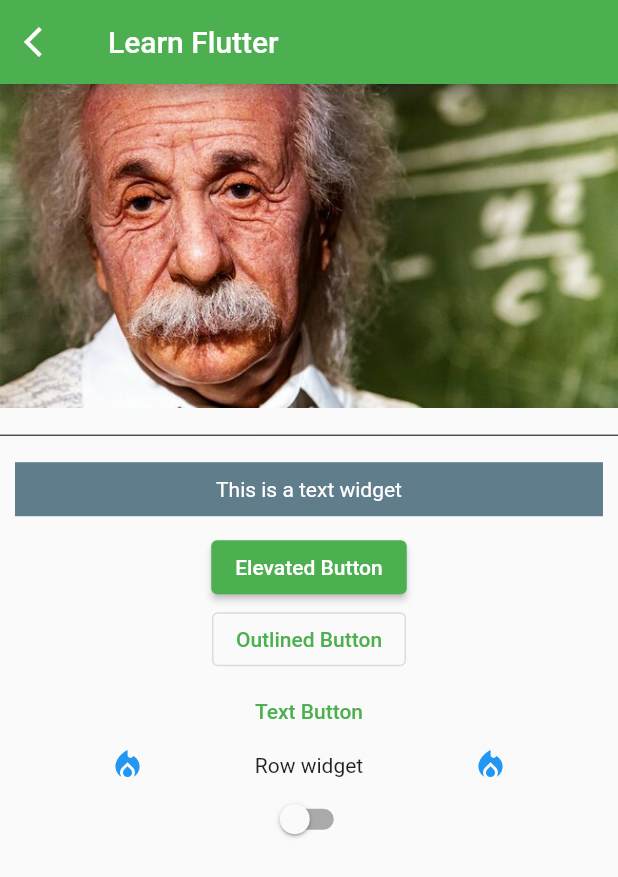
After one commit to abe-masafumi/flutter-playgrounds, a Flutter app: the screen it shows after launch, after a tap on "Learn Flutter", on a phone screen of 412 x 824 dp. The commit adds this screen. Shown: the top 877 px of the screen. Run offline on Flutter 3.47's test engine with Material 2 defaults, Android fonts, the phone set to English and light mode, and no system bars.

Commit message:
widgetの使い方、buttonの種類

```diff
--- /dev/null
+++ b/lib/heme_page.dart
@@ -0,0 +1,22 @@
+import 'package:flutter/material.dart';
+import 'package:flutterstudy/learn_flutter_page.dart';
+
+class HomePage extends StatelessWidget {
+  const HomePage({Key key}) : super(key: key);
+
+  @override
+  Widget build(BuildContext context) {
+    return Center(
+      child: ElevatedButton(
+        onPressed: () {
+          Navigator.of(context).push(
+            MaterialPageRoute(builder: (BuildContext context) {
+              return const LearnFlutterPage();
+            }),
+          );
+        },
+        child: const Text('Learn Flutter'),
+      ),
+    );
+  }
+}
--- /dev/null
+++ b/lib/learn_flutter_page.dart
@@ -0,0 +1,95 @@
+import 'package:flutter/material.dart';
+
+class LearnFlutterPage extends StatefulWidget {
+  const LearnFlutterPage({Key key}) : super(key: key);
+
+  @override
+  State<LearnFlutterPage> createState() => _LearnFlutterPageState();
+}
+
+class _LearnFlutterPageState extends State<LearnFlutterPage> {
+  bool isSwitch = false;
+  @override
+  Widget build(BuildContext context) {
+    return Scaffold(
+      appBar: AppBar(
+        title: const Text('Learn Flutter'),
+        automaticallyImplyLeading: false,
+        leading: IconButton(
+          onPressed: () {
+            Navigator.of(context).pop();
+          },
+          icon: const Icon(Icons.arrow_back_ios),
+        ),
+      ),
+      body: Column(
+        children: [
+          Image.asset('images/pic001.jpeg'),
+          const SizedBox(
+            height: 10,
+          ),
+          const Divider(
+            color: Colors.black,
+          ),
+          Container(
+            margin: const EdgeInsets.all(10.0),
+            padding: const EdgeInsets.all(10.0),
+            color: Colors.blueGrey,
+            width: double.infinity,
+            child: const Center(
+              child: Text(
+                'This is a text widget',
+                style: TextStyle(
+                  color: Colors.white,
+                ),
+              ),
+            ),
+          ),
+          ElevatedButton(
+            onPressed: () {
+              debugPrint('Elevated Buttonが押されました');
+            },
+            child: const Text('Elevated Button'),
+          ),
+          OutlinedButton(
+            onPressed: () {
+              debugPrint('Outlined Buttonが押されました');
+            },
+            child: const Text('Outlined Button'),
+          ),
+          TextButton(
+            onPressed: () {
+              debugPrint('Text Buttonが押されました');
+            },
+            child: const Text('Text Button'),
+          ),
+          GestureDetector(
+            behavior: HitTestBehavior.opaque,
+            onTap: () {
+              debugPrint('このブロックがTapされました');
+            },
+            child: Row(
+              mainAxisAlignment: MainAxisAlignment.spaceEvenly,
+              children: const [
+                Icon(
+                  Icons.local_fire_department,
+                  color: Colors.blue,
+                ),
+                Text('Row widget'),
+                Icon(
+                  Icons.local_fire_department,
+                  color: Colors.blue,
+                ),
+              ],
+            ),
+          ),
+          Switch(value: isSwitch, onChanged: (bool newBool){
+            setState(() {
+              isSwitch = newBool;
+            });
+          })
+        ],
+      ),
+    );
+  }
+}
--- a/lib/main.dart
+++ b/lib/main.dart
@@ -1,7 +1,5 @@
-import 'dart:math';
-
 import 'package:flutter/material.dart';
-import 'package:swipe_cards/swipe_cards.dart';
+import 'package:flutterstudy/heme_page.dart';
 
 void main() {
   runApp(const MyApp());
@@ -35,6 +33,7 @@ class _RootPageState extends State<RootPage> {
       appBar: AppBar(
         title: const Text('Flutter'),
       ),
+      body: const HomePage(),
       floatingActionButton: FloatingActionButton(
         onPressed: () {
           debugPrint('フローティングアクションボタンが押されました');
--- a/pubspec.yaml
+++ b/pubspec.yaml
@@ -61,8 +61,8 @@ flutter:
   uses-material-design: true
 
   # To add assets to your application, add an assets section, like this:
-  # assets:
-  #   - images/a_dot_burr.jpeg
+  assets:
+    - images/
   #   - images/a_dot_ham.jpeg
 
   # An image asset can refer to one or more resolution-specific "variants", see
```
Also changed, not shown: images/pic001.jpeg (added), 1 other file.
